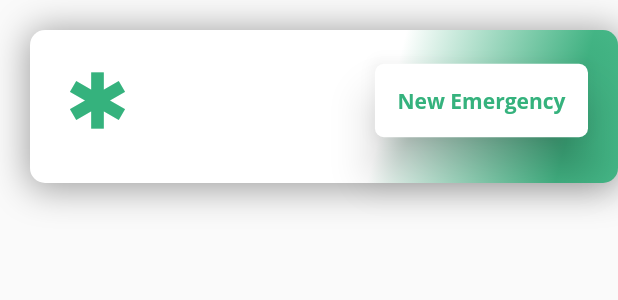
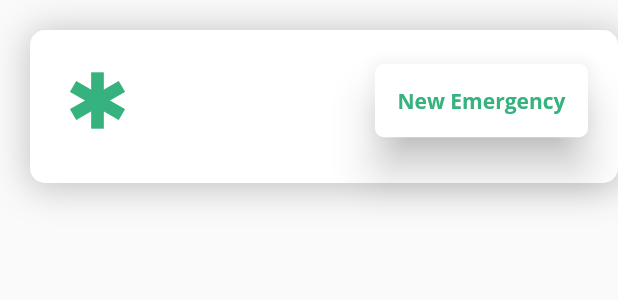
Before and after one commit to tibendadavis/skyhospital_erp, a Flutter app: what tile3() shows on an empty page, opened directly, on a phone screen of 412 x 824 dp. Shown: the top 300 px of the screen. Run offline on Flutter 3.47's test engine with Material 2 defaults, Android fonts, the phone set to English and light mode, and no system bars; our stand-ins replace file_picker, get, google_fonts, internet_connection_checker, syncfusion_flutter_charts.

```diff
--- a/lib/components/tile3.comp.dart
+++ b/lib/components/tile3.comp.dart
@@ -55,13 +55,14 @@ class _tile3State extends State<tile3> with TickerProviderStateMixin {
                         end: Alignment.bottomRight,
                         colors: [
                           Colors.white,
-                          Palette().primaryColor.withOpacity(0.9)
+                          Colors.white,
+                          //  Palette().primaryColor.withOpacity(0.9)
                         ],
                         stops: [0.6, 0.9],
                         tileMode: TileMode.clamp),
                     boxShadow: [
                       BoxShadow(
-                        color: Palette().borderColor,
+                        color: Palette().borderColor.withOpacity(0.6),
                         blurRadius: Insets().appPadding, // soften the shadow
                         spreadRadius: 2.0, //extend the shadow
                         offset: Offset(
```
